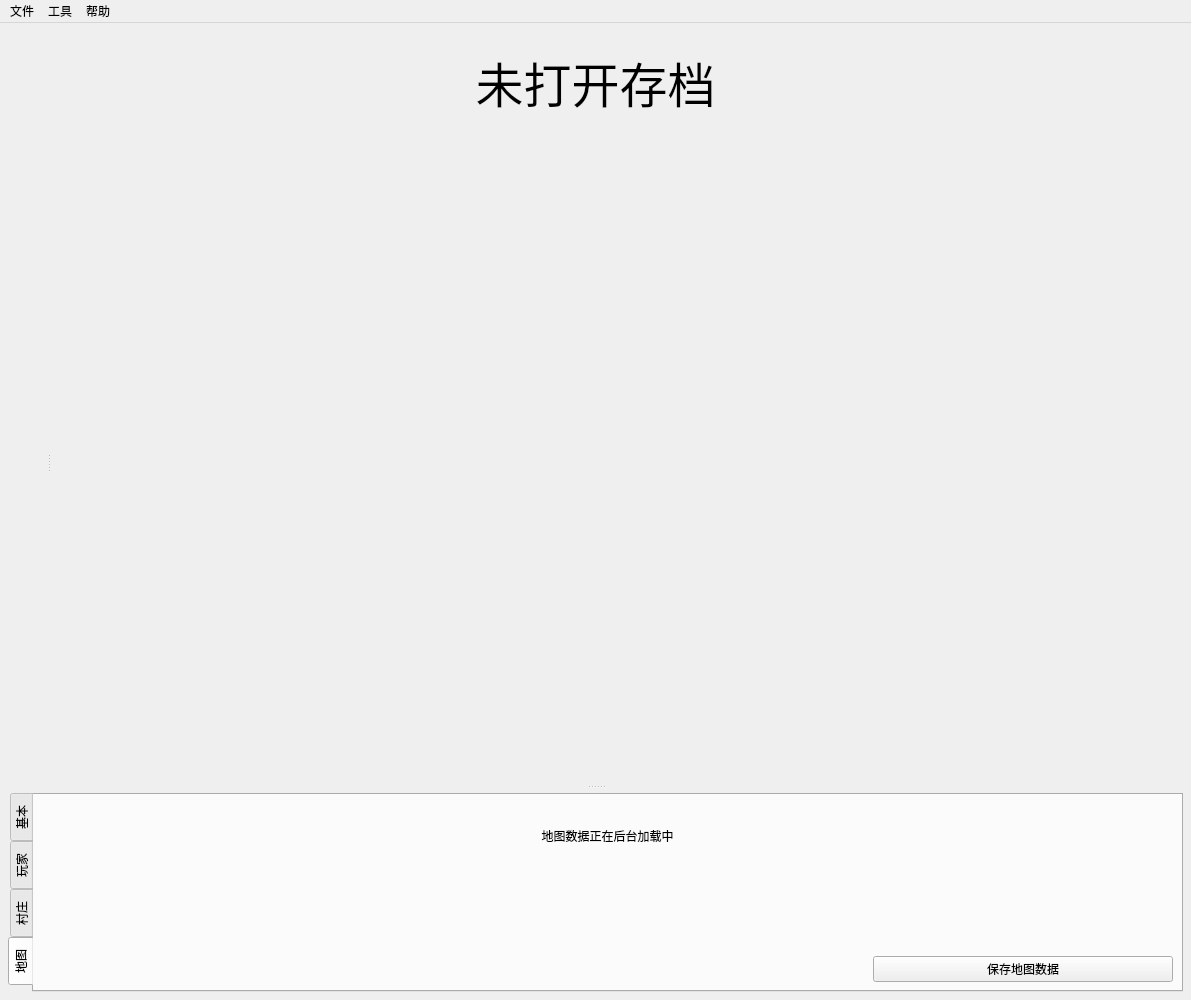
First picture: the form in mainwindow.ui, repository bedrock-dev/BedrockMap, before the edit.
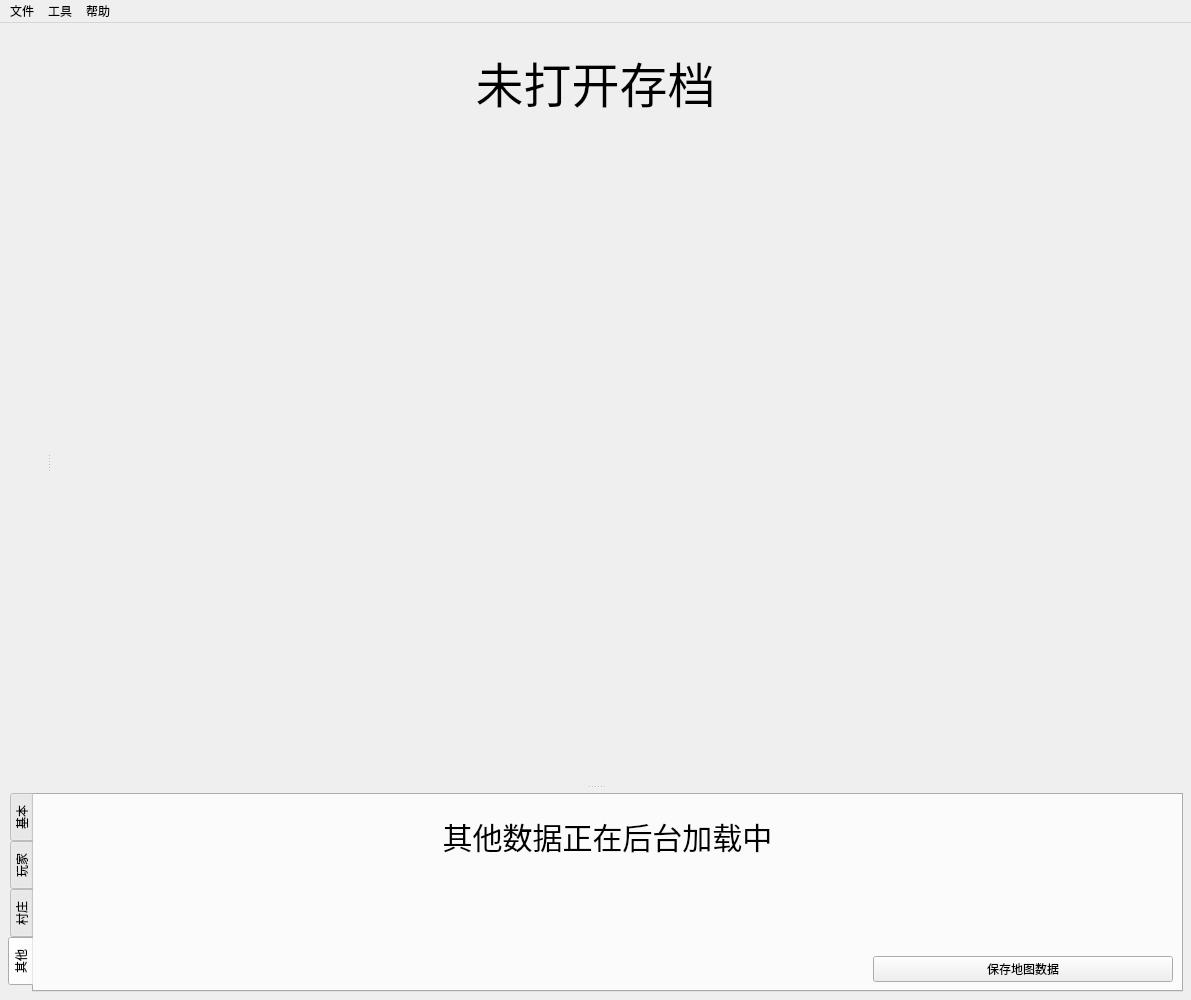
Second picture: the form after the edit. The open tabs and pages were chosen to show the change. Icons and pictures are not drawn.

Diff of the .ui file:
```diff
--- a/mainwindow.ui
+++ b/mainwindow.ui
@@ -926,7 +926,7 @@
           </widget>
           <widget class="QWidget" name="map_item_tab">
            <attribute name="title">
-            <string>地图</string>
+            <string>其他</string>
            </attribute>
            <layout class="QVBoxLayout" name="verticalLayout_2">
             <property name="spacing">
@@ -945,9 +945,12 @@
              <number>4</number>
             </property>
             <item>
-             <widget class="QLabel" name="map_item_nbt_loading_label">
+             <widget class="QLabel" name="other_nbt_loading_label">
+              <property name="styleSheet">
+               <string notr="true">font-size: 30px;</string>
+              </property>
               <property name="text">
-               <string>地图数据正在后台加载中</string>
+               <string>其他数据正在后台加载中</string>
               </property>
               <property name="alignment">
                <set>Qt::AlignCenter</set>
```
Left out of the diff: 16 changed lines with no effect on the pictures.
